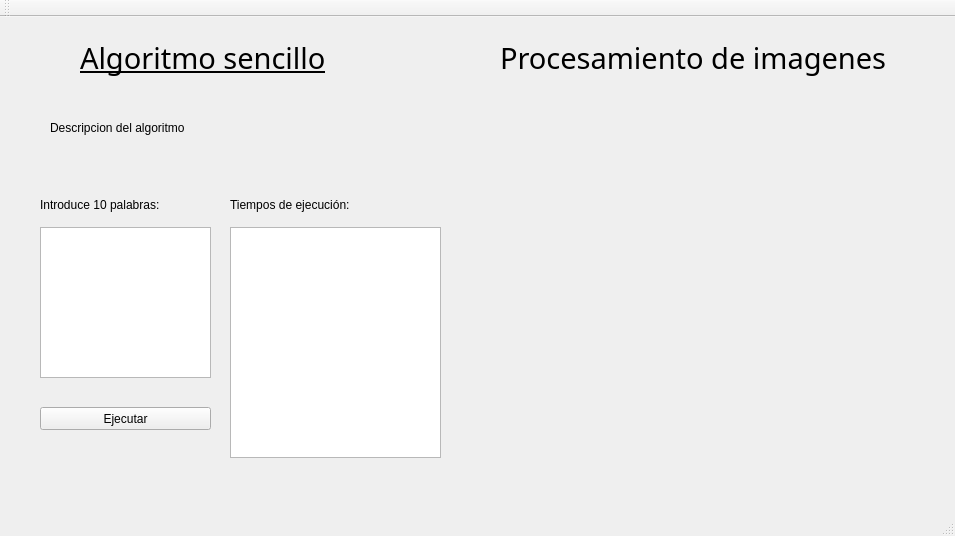
First picture: the form in mainwindow.ui, repository eherng03/bancoPruebas, before the edit.
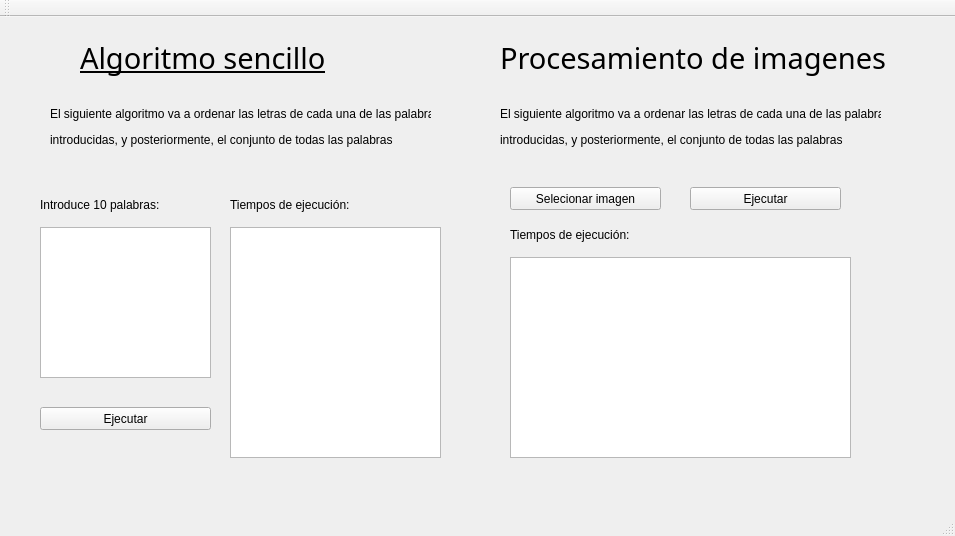
Second picture: the form after the edit.

What changed in the file:
```diff
--- a/mainwindow.ui
+++ b/mainwindow.ui
@@ -63,7 +63,7 @@
      </rect>
     </property>
     <property name="text">
-     <string>Descripcion del algoritmo</string>
+     <string>&lt;html&gt;&lt;head/&gt;&lt;body&gt;&lt;p&gt;El siguiente algoritmo va a ordenar las letras de cada una de las palabras&lt;/p&gt;&lt;p align=&quot;justify&quot;&gt;introducidas, y posteriormente, el conjunto de todas las palabras &lt;/p&gt;&lt;/body&gt;&lt;/html&gt;</string>
     </property>
    </widget>
    <widget class="QTextEdit" name="consolaText">
@@ -131,6 +131,74 @@
      <string>Tiempos de ejecución:</string>
     </property>
    </widget>
+   <widget class="QPushButton" name="selectImage">
+    <property name="geometry">
+     <rect>
+      <x>510</x>
+      <y>170</y>
+      <width>151</width>
+      <height>23</height>
+     </rect>
+    </property>
+    <property name="text">
+     <string>Selecionar imagen</string>
+    </property>
+   </widget>
+   <widget class="QLabel" name="descripcion_2">
+    <property name="geometry">
+     <rect>
+      <x>500</x>
+      <y>80</y>
+      <width>381</width>
+      <height>61</height>
+     </rect>
+    </property>
+    <property name="text">
+     <string>&lt;html&gt;&lt;head/&gt;&lt;body&gt;&lt;p&gt;El siguiente algoritmo va a ordenar las letras de cada una de las palabras&lt;/p&gt;&lt;p align=&quot;justify&quot;&gt;introducidas, y posteriormente, el conjunto de todas las palabras &lt;/p&gt;&lt;/body&gt;&lt;/html&gt;</string>
+    </property>
+   </widget>
+   <widget class="QPushButton" name="runButton2">
+    <property name="geometry">
+     <rect>
+      <x>690</x>
+      <y>170</y>
+      <width>151</width>
+      <height>23</height>
+     </rect>
+    </property>
+    <property name="text">
+     <string>Ejecutar</string>
+    </property>
+   </widget>
+   <widget class="QTextEdit" name="timesText_2">
+    <property name="enabled">
+     <bool>true</bool>
+    </property>
+    <property name="geometry">
+     <rect>
+      <x>510</x>
+      <y>240</y>
+      <width>341</width>
+      <height>201</height>
+     </rect>
+    </property>
+    <property name="readOnly">
+     <bool>true</bool>
+    </property>
+   </widget>
+   <widget class="QLabel" name="tituloTiempos_2">
+    <property name="geometry">
+     <rect>
+      <x>510</x>
+      <y>210</y>
+      <width>211</width>
+      <height>16</height>
+     </rect>
+    </property>
+    <property name="text">
+     <string>Tiempos de ejecución:</string>
+    </property>
+   </widget>
   </widget>
   <widget class="QMenuBar" name="menuBar">
    <property name="geometry">
```
